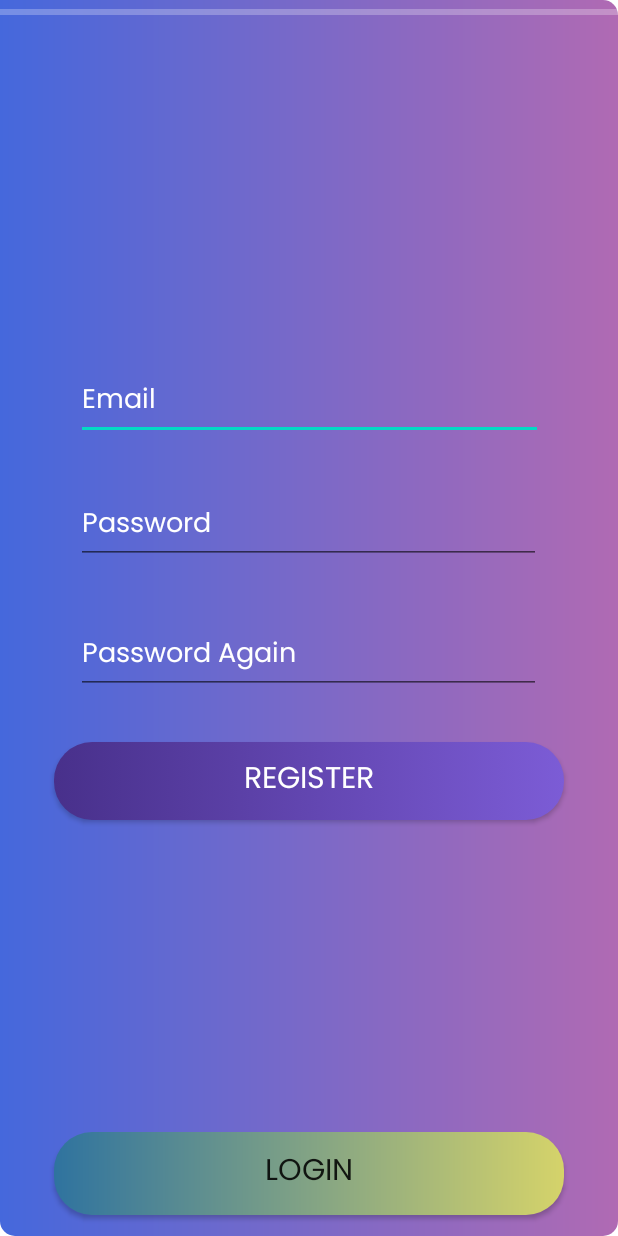
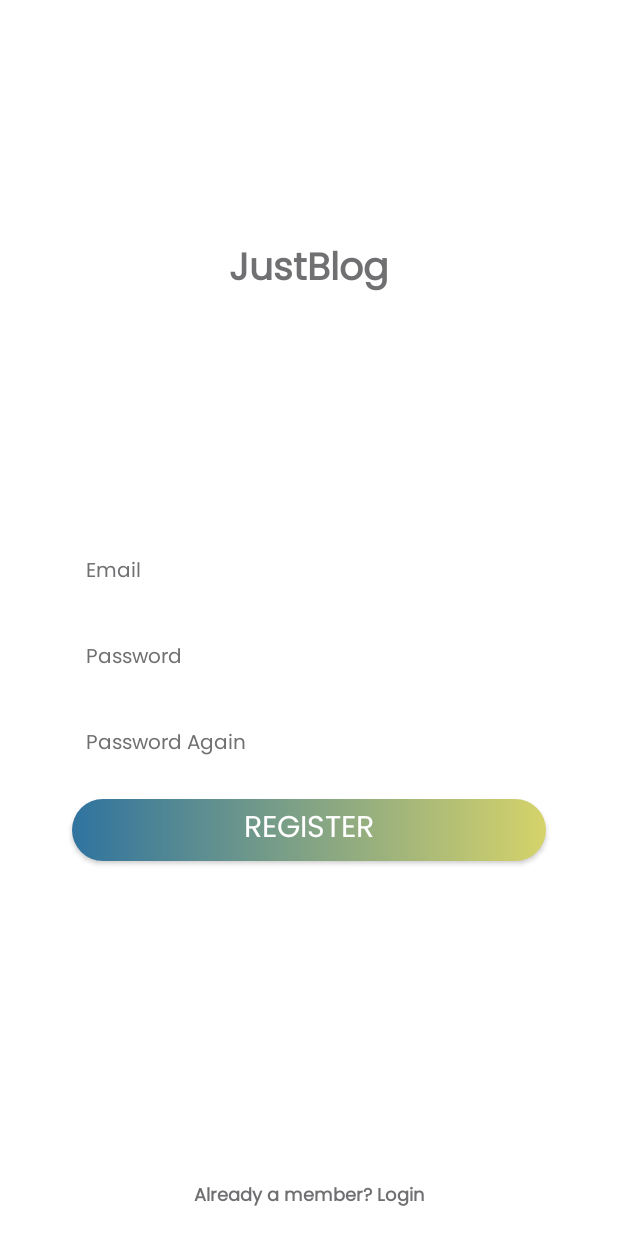
Before and after one commit to durdyshev/JustBlog, an Android app: the Register screen opened directly, with no data from a screen before it, on a phone screen of 412 x 824 dp. Run offline under Robolectric (Android 15) with nearby library versions, the phone set to English and light mode, and no system bars; our stand-ins replace Firebase (no records; nobody signed in at launch, a user with empty details on screens opened directly), sdp/ssp sizes.

Commit message:
feat:register activity is redesigned.

```diff
--- a/app/src/main/java/com/example/justblog/main/ui/Home.kt
+++ b/app/src/main/java/com/example/justblog/main/ui/Home.kt
@@ -26,6 +26,7 @@ import com.example.justblog.cropimage.CropLayout
 import com.example.justblog.cropimage.OnCropListener
 import com.example.justblog.databinding.FragmentHomeBinding
 import com.example.justblog.main.model.Bucket
+import com.example.justblog.register.ui.Register
 import com.google.firebase.auth.FirebaseAuth
 import com.google.firebase.messaging.FirebaseMessaging
 import java.io.File
@@ -70,6 +71,7 @@ class Home : Fragment() {
         val email=dialog.findViewById<EditText>(R.id.bottom_sheet_email)
         val password=dialog.findViewById<EditText>(R.id.bottom_sheet_pass)
         val login=dialog.findViewById<Button>(R.id.bottom_sheet_login)
+        val register=dialog.findViewById<TextView>(R.id.bottom_sheet_layout_register)
 
         login.setOnClickListener {
             val sharedPreferences:SharedPreferences=requireContext().getSharedPreferences("UserInfo",Context.MODE_PRIVATE)
@@ -93,6 +95,10 @@ class Home : Fragment() {
                     }
                 }
             }
+        }
+        register.setOnClickListener {
+            val intent=Intent(requireContext(),Register::class.java)
+            startActivity(intent)
         }
 
 
--- a/app/src/main/java/com/example/justblog/main/ui/MainActivity.kt
+++ b/app/src/main/java/com/example/justblog/main/ui/MainActivity.kt
@@ -2,9 +2,15 @@ package com.example.justblog.main.ui
 
 import android.content.Intent
 import android.os.Bundle
+import android.view.MotionEvent
 import android.view.View
+import android.view.inputmethod.InputMethodManager
 import android.widget.Toast
 import androidx.appcompat.app.AppCompatActivity
+import androidx.core.content.ContextCompat
+import androidx.core.view.WindowCompat
+import androidx.core.view.WindowInsetsCompat
+import androidx.core.view.WindowInsetsControllerCompat
 import androidx.lifecycle.Observer
 import androidx.lifecycle.ViewModelProvider
 import androidx.navigation.NavController
@@ -28,6 +34,7 @@ class MainActivity : AppCompatActivity() {
         binding=ActivityMainBinding.inflate(layoutInflater)
         view=binding.root
         setContentView(view)
+        hideSystemUI()
         navHostFragment =
             supportFragmentManager.findFragmentById(R.id.nav_host_fragment) as NavHostFragment
         navController = navHostFragment.navController
@@ -52,7 +59,36 @@ class MainActivity : AppCompatActivity() {
             }
         })
     }
+    override fun onWindowFocusChanged(hasFocus: Boolean) {
+        super.onWindowFocusChanged(hasFocus)
+        if(hasFocus){
+            hideSystemUI()
+        }
+    }
 
+    private fun hideSystemUI() {
+        WindowCompat.setDecorFitsSystemWindows(window, false)
+        WindowInsetsControllerCompat(
+            window,
+            window.decorView.findViewById(android.R.id.content)
+        ).let { controller ->
+            controller.hide(WindowInsetsCompat.Type.systemBars())
+            controller.systemBarsBehavior =
+                WindowInsetsControllerCompat.BEHAVIOR_SHOW_TRANSIENT_BARS_BY_SWIPE
+        }
+    }
+    override fun dispatchTouchEvent(ev: MotionEvent?): Boolean {
+        hideSystemKeyboard()
+        onWindowFocusChanged(true)
+        return super.dispatchTouchEvent(ev)
+    }
+    private fun hideSystemKeyboard(){
+        if(currentFocus!=null){
+            val inputMethodManager = ContextCompat.getSystemService(this, InputMethodManager::class.java)!!
+            inputMethodManager.hideSoftInputFromWindow(currentFocus!!.windowToken, 0)
+        }
+
+    }
   /*  override fun onStart() {
         super.onStart()
         val currentUser= FirebaseAuth.getInstance().currentUser
--- a/app/src/main/java/com/example/justblog/register/ui/Register.kt
+++ b/app/src/main/java/com/example/justblog/register/ui/Register.kt
@@ -1,10 +1,17 @@
 package com.example.justblog.register.ui
 
+import android.R
 import android.content.Intent
 import android.os.Bundle
+import android.view.MotionEvent
 import android.view.View
+import android.view.inputmethod.InputMethodManager
 import android.widget.Toast
 import androidx.appcompat.app.AppCompatActivity
+import androidx.core.content.ContextCompat
+import androidx.core.view.WindowCompat
+import androidx.core.view.WindowInsetsCompat
+import androidx.core.view.WindowInsetsControllerCompat
 import androidx.lifecycle.ViewModelProvider
 import com.example.justblog.SetupInfo
 import com.example.justblog.databinding.ActivityRegisterBinding
@@ -20,7 +27,12 @@ class Register : AppCompatActivity() {
         binding=ActivityRegisterBinding.inflate(layoutInflater)
         view=binding.root
         setContentView(view)
+        hideSystemUI()
         registerViewModel= ViewModelProvider(this)[RegisterViewModel::class.java]
+
+        binding.registerLogin.setOnClickListener {
+            onBackPressedDispatcher.onBackPressed()
+        }
 
         binding.regCreateBtn.setOnClickListener {
             val emailText=binding.regEmail.text.toString().trim()
@@ -48,4 +60,27 @@ class Register : AppCompatActivity() {
         }
 
     }
+    private fun hideSystemUI() {
+        WindowCompat.setDecorFitsSystemWindows(window, false)
+        WindowInsetsControllerCompat(
+            window,
+            window.decorView.findViewById(R.id.content)
+        ).let { controller ->
+            controller.hide(WindowInsetsCompat.Type.systemBars())
+            controller.systemBarsBehavior =
+                WindowInsetsControllerCompat.BEHAVIOR_SHOW_TRANSIENT_BARS_BY_SWIPE
+        }
+    }
+    override fun dispatchTouchEvent(ev: MotionEvent?): Boolean {
+        hideSystemKeyboard()
+        onWindowFocusChanged(true)
+        return super.dispatchTouchEvent(ev)
+    }
+    private fun hideSystemKeyboard(){
+        if(currentFocus!=null){
+            val inputMethodManager = ContextCompat.getSystemService(this, InputMethodManager::class.java)!!
+            inputMethodManager.hideSoftInputFromWindow(currentFocus!!.windowToken, 0)
+        }
+
+    }
 }
--- /dev/null
+++ b/app/src/main/res/drawable/edit_text_background_white.xml
@@ -0,0 +1,11 @@
+<vector xmlns:android="http://schemas.android.com/apk/res/android"
+    android:width="290.93dp"
+    android:height="30.4dp"
+    android:viewportWidth="290.93"
+    android:viewportHeight="30.4">
+  <path
+      android:pathData="M9,0.5L281.93,0.5A8.5,8.5 0,0 1,290.43 9L290.43,21.4A8.5,8.5 0,0 1,281.93 29.9L9,29.9A8.5,8.5 0,0 1,0.5 21.4L0.5,9A8.5,8.5 0,0 1,9 0.5z"
+      android:strokeWidth="1"
+      android:fillColor="#00000000"
+      android:strokeColor="#fff"/>
+</vector>
--- /dev/null
+++ b/app/src/main/res/drawable/navigation_view_color.xml
@@ -0,0 +1,5 @@
+<?xml version="1.0" encoding="utf-8"?>
+<selector xmlns:android="http://schemas.android.com/apk/res/android">
+    <item android:state_checked="false" android:color="#707073" />
+    <item android:state_checked="true" android:color="@color/white" />
+</selector>
--- a/app/src/main/res/layout/activity_main.xml
+++ b/app/src/main/res/layout/activity_main.xml
@@ -5,6 +5,23 @@
     android:layout_width="match_parent"
     android:layout_height="match_parent"
     tools:context=".main.ui.MainActivity">
+
+    <androidx.appcompat.widget.AppCompatTextView
+        android:id="@+id/appCompatTextView"
+        android:layout_width="match_parent"
+        android:layout_height="@dimen/_40sdp"
+        android:gravity="center|start"
+        android:paddingStart="@dimen/_8sdp"
+        android:paddingEnd="@dimen/_8sdp"
+        android:text="JustBlog"
+        android:textColor="#707073"
+
+        android:textSize="25sp"
+        android:textStyle="bold"
+        app:layout_constraintEnd_toEndOf="parent"
+        app:layout_constraintStart_toStartOf="parent"
+        app:layout_constraintTop_toTopOf="parent"
+        tools:ignore="HardcodedText" />
 
     <androidx.fragment.app.FragmentContainerView
         android:id="@+id/nav_host_fragment"
@@ -15,8 +32,9 @@
         app:layout_constraintBottom_toTopOf="@+id/bottom_navigation"
         app:layout_constraintEnd_toEndOf="parent"
         app:layout_constraintStart_toStartOf="parent"
-        app:layout_constraintTop_toTopOf="parent"
+        app:layout_constraintTop_toBottomOf="@+id/appCompatTextView"
         app:navGraph="@navigation/nav_graph" />
+
     <com.google.android.material.bottomnavigation.BottomNavigationView
         android:id="@+id/bottom_navigation"
         android:layout_width="match_parent"
@@ -25,7 +43,9 @@
         app:layout_constraintEnd_toEndOf="parent"
         app:layout_constraintStart_toStartOf="parent"
         app:menu="@menu/bottom_navigation_menu"
-        app:labelVisibilityMode="unlabeled"/>
+        app:labelVisibilityMode="unlabeled"
+        app:itemIconTint="@drawable/navigation_view_color"
+        />
 
 
 </androidx.constraintlayout.widget.ConstraintLayout>
--- a/app/src/main/res/layout/activity_register.xml
+++ b/app/src/main/res/layout/activity_register.xml
@@ -4,101 +4,125 @@
     xmlns:tools="http://schemas.android.com/tools"
     android:layout_width="match_parent"
     android:layout_height="match_parent"
-    android:background="@drawable/background_right"
     tools:context="com.example.justblog.register.ui.Register">
+
+    <androidx.appcompat.widget.AppCompatTextView
+        android:layout_width="match_parent"
+        android:layout_height="0dp"
+        android:text="JustBlog"
+        android:textAlignment="center"
+        android:textColor="#707073"
+        android:textSize="25sp"
+        android:textStyle="bold"
+        app:layout_constraintBottom_toTopOf="@+id/reg_email"
+        app:layout_constraintEnd_toEndOf="parent"
+        app:layout_constraintStart_toStartOf="parent"
+        app:layout_constraintTop_toTopOf="parent"
+        android:gravity="center"
+        tools:ignore="HardcodedText" />
+    <androidx.appcompat.widget.AppCompatEditText
+        android:id="@+id/reg_pass"
+        android:layout_width="match_parent"
+        android:layout_height="@dimen/_32sdp"
+        android:layout_marginStart="48dp"
+        android:layout_marginEnd="48dp"
+        android:layout_marginBottom="16dp"
+        android:background="@drawable/edit_text_background_white"
+        android:hint="Password"
+        android:inputType="textVisiblePassword"
+        android:maxLength="25"
+        android:paddingLeft="@dimen/_7sdp"
+        android:paddingRight="@dimen/_7sdp"
+        android:textColor="#B8B8B8"
+        android:textColorHint="#707073"
+        android:textSize="@dimen/_10sdp"
+        app:layout_constraintBottom_toTopOf="@+id/reg_pass_again"
+        app:layout_constraintEnd_toEndOf="parent"
+        app:layout_constraintStart_toStartOf="parent"
+        tools:ignore="HardcodedText" />
 
     <androidx.appcompat.widget.AppCompatEditText
         android:id="@+id/reg_email"
-        android:layout_width="311dp"
-        android:layout_height="wrap_content"
-        android:layout_above="@+id/reg_pass"
-        android:layout_centerHorizontal="true"
-        android:layout_marginBottom="32dp"
-        android:ems="10"
+        android:layout_width="match_parent"
+        android:layout_height="@dimen/_32sdp"
+        android:layout_marginStart="48dp"
+        android:layout_marginEnd="48dp"
+        android:layout_marginBottom="16dp"
+        android:background="@drawable/edit_text_background_white"
         android:hint="Email"
         android:inputType="textEmailAddress"
-        android:textColor="@color/common_google_signin_btn_text_dark_default"
-        android:textColorHint="@color/common_google_signin_btn_text_dark_default"
+        android:maxLength="25"
+        android:paddingLeft="@dimen/_7sdp"
+        android:paddingRight="@dimen/_7sdp"
+        android:textColor="#B8B8B8"
+        android:textColorHint="#707073"
+        android:textSize="@dimen/_10sdp"
+
         app:layout_constraintBottom_toTopOf="@+id/reg_pass"
         app:layout_constraintEnd_toEndOf="parent"
-        app:layout_constraintStart_toStartOf="parent" />
+        app:layout_constraintStart_toStartOf="parent"
+        tools:ignore="HardcodedText" />
 
     <androidx.appcompat.widget.AppCompatEditText
-        android:id="@+id/reg_pass"
-        android:layout_width="310dp"
-        android:layout_height="wrap_content"
-        android:layout_above="@+id/reg_pass_again"
-        android:layout_alignEnd="@+id/reg_email"
-        android:layout_marginBottom="36dp"
-        android:ems="10"
-        android:hint="Password"
-        android:textColor="@color/common_google_signin_btn_text_dark_default"
-        android:textColorHint="@color/common_google_signin_btn_text_dark_default"
-        app:layout_constraintBottom_toTopOf="@+id/reg_pass_again"
-        app:layout_constraintEnd_toEndOf="parent"
-        app:layout_constraintHorizontal_bias="0.495"
-        app:layout_constraintStart_toStartOf="parent" />
-
-    <EditText
         android:id="@+id/reg_pass_again"
-        android:layout_width="310dp"
-        android:layout_height="wrap_content"
-        android:layout_above="@+id/reg_create_btn"
-        android:layout_alignStart="@+id/reg_pass"
-        android:layout_marginBottom="32dp"
-        android:ems="10"
+        android:layout_width="match_parent"
+        android:layout_height="@dimen/_32sdp"
+        android:layout_marginStart="48dp"
+        android:layout_marginEnd="48dp"
+        android:layout_marginBottom="16dp"
+        android:background="@drawable/edit_text_background_white"
         android:hint="Password Again"
-       android:textColor="@color/common_google_signin_btn_text_dark_default"
-        android:textColorHint="@color/common_google_signin_btn_text_dark_default"
+        android:inputType="textVisiblePassword"
+        android:maxLength="25"
+        android:paddingLeft="@dimen/_7sdp"
+        android:paddingRight="@dimen/_7sdp"
+        android:textColor="#B8B8B8"
+        android:textColorHint="#707073"
+        android:textSize="@dimen/_10sdp"
         app:layout_constraintBottom_toTopOf="@+id/reg_create_btn"
         app:layout_constraintEnd_toEndOf="parent"
-        app:layout_constraintHorizontal_bias="0.495"
-        app:layout_constraintStart_toStartOf="parent" />
+        app:layout_constraintStart_toStartOf="parent"
+        tools:ignore="HardcodedText" />
 
     <androidx.appcompat.widget.AppCompatButton
 
         android:id="@+id/reg_create_btn"
-        android:layout_width="0dp"
-        android:layout_height="52dp"
+        android:layout_width="match_parent"
+        android:layout_height="@dimen/_32sdp"
         android:layout_alignParentBottom="true"
         android:layout_centerHorizontal="true"
-        android:layout_marginStart="36dp"
-        android:layout_marginEnd="36dp"
+        android:layout_marginStart="48dp"
+        android:layout_marginEnd="48dp"
         android:layout_marginBottom="208dp"
-        android:background="@drawable/reg_btn_gradient"
+        android:background="@drawable/gradient_login"
         android:text="Register"
         android:textColor="@android:color/white"
         android:textSize="20sp"
-        app:layout_constraintBottom_toTopOf="@+id/reg_gir"
+        app:layout_constraintBottom_toTopOf="@+id/reg_login"
         app:layout_constraintEnd_toEndOf="parent"
         app:layout_constraintStart_toStartOf="parent" />
 
-    <androidx.appcompat.widget.AppCompatButton
-        android:id="@+id/reg_gir"
-        android:layout_width="0dp"
-        android:layout_height="55dp"
-        android:layout_alignParentBottom="true"
-        android:layout_centerHorizontal="true"
-        android:layout_marginStart="36dp"
-        android:layout_marginEnd="36dp"
-        android:layout_marginBottom="14dp"
-        android:background="@drawable/gradient_login"
-        android:text="Login"
-        android:textSize="20sp"
-        app:layout_constraintBottom_toBottomOf="parent"
-        app:layout_constraintEnd_toEndOf="parent"
-        app:layout_constraintStart_toStartOf="parent" />
+    <LinearLayout
+        android:id="@+id/reg_login"
+        android:layout_width="match_parent"
+        android:layout_height="wrap_content"
+        android:layout_marginBottom="16dp"
+        android:orientation="horizontal"
+        app:layout_constraintBottom_toBottomOf="parent">
 
-    <ProgressBar
-        android:id="@+id/login_progress"
-        style="?android:attr/progressBarStyleHorizontal"
-        android:layout_width="0dp"
-        android:layout_height="wrap_content"
-        android:layout_alignStart="@+id/reg_create_btn"
-        android:layout_alignEnd="@+id/reg_create_btn"
-        android:layout_alignParentTop="true"
-        android:progressBackgroundTint="@color/common_google_signin_btn_text_dark_pressed"
-        app:layout_constraintEnd_toEndOf="parent"
-        app:layout_constraintStart_toStartOf="parent"
-        app:layout_constraintTop_toTopOf="parent" />
+        <androidx.appcompat.widget.AppCompatTextView
+            android:id="@+id/register_login"
+            android:layout_width="0dp"
+            android:layout_height="wrap_content"
+            android:layout_marginTop="5dp"
+            android:layout_weight="1"
+            android:text="Already a member? Login"
+            android:textAlignment="center"
+            android:textColor="#707073"
+            android:textSize="12sp"
+            android:textStyle="bold"
+            tools:ignore="HardcodedText" />
+
+    </LinearLayout>
+
 </androidx.constraintlayout.widget.ConstraintLayout>
--- a/app/src/main/res/layout/bottomsheetlayout.xml
+++ b/app/src/main/res/layout/bottomsheetlayout.xml
@@ -89,6 +89,7 @@
             android:orientation="horizontal">
 
             <androidx.appcompat.widget.AppCompatTextView
+                android:id="@+id/bottom_sheet_layout_register"
                 android:layout_width="0dp"
                 android:layout_height="wrap_content"
                 android:layout_marginTop="5dp"
--- a/app/src/main/res/layout/fragment_home.xml
+++ b/app/src/main/res/layout/fragment_home.xml
@@ -14,9 +14,10 @@
         android:layout_gravity="end|bottom"
         android:layout_marginEnd="@dimen/_24sdp"
         android:layout_marginBottom="@dimen/_24sdp"
-        android:backgroundTint="#4267B2"
+        android:backgroundTint="#707073"
         android:src="@drawable/ic_baseline_edit_24"
         app:layout_constraintBottom_toBottomOf="parent"
-        app:tint="@android:color/white"
-        app:layout_constraintEnd_toEndOf="parent" />
+        app:layout_constraintEnd_toEndOf="parent"
+        app:backgroundTint="#707073"
+        app:tint="@android:color/white" />
 </androidx.constraintlayout.widget.ConstraintLayout>
```
